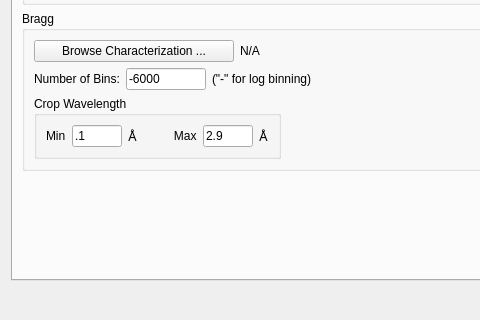
neutrons/addie, file designer/ui_reduction_configuration_dialog.ui: the form before one commit; both pictures show x 0 to 480 and y 558 to 878 of the 734 by 878 pixel window.
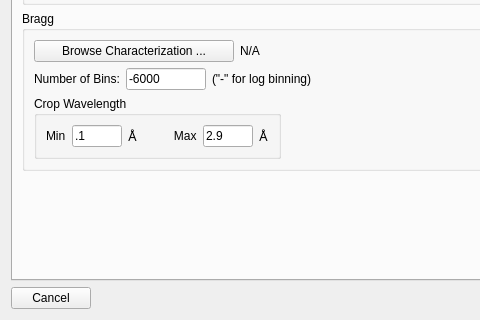
The form after the commit.

Commit message: Unified feel and look of config reduction window

```diff
--- a/designer/ui_reduction_configuration_dialog.ui
+++ b/designer/ui_reduction_configuration_dialog.ui
@@ -1144,6 +1144,13 @@
    </item>
    <item>
     <layout class="QHBoxLayout" name="horizontalLayout">
+     <item>
+      <widget class="QPushButton" name="cancel_button">
+       <property name="text">
+        <string>Cancel</string>
+       </property>
+      </widget>
+     </item>
      <item>
       <spacer name="horizontalSpacer">
        <property name="orientation">
```
Left out of the diff: 17 changed lines with no effect on the pictures. The commit also changes 2 other files.
